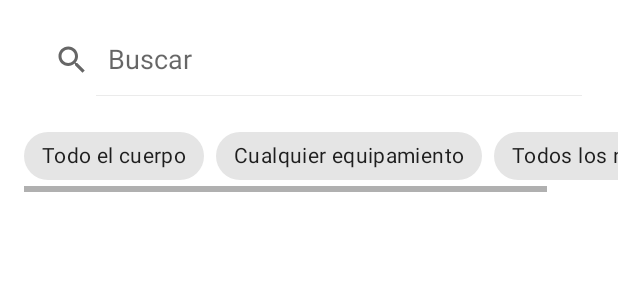
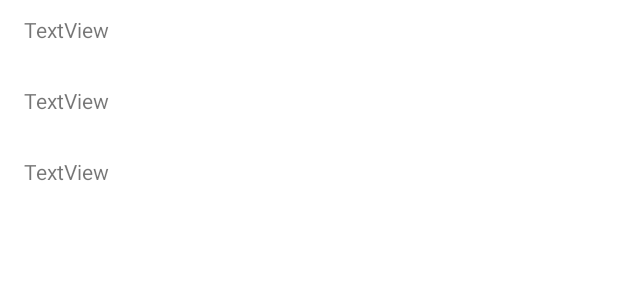
Before and after one commit to aperher/android-gym-routines, an Android app: the layout fragment_routines.xml on its own in the app's theme, with its tools: preview values and no code run, on a phone screen of 412 x 824 dp. Shown: the top 300 px of the screen. Run offline under Robolectric (Android 15) with nearby library versions, the phone set to English and light mode, and no system bars.

Commit message:
Quitado el NestedScrollView y metido el buscador y filtro dentro del recyclerview. Más eficiente

```diff
--- a/app/src/main/java/com/example/gymroutines/model/RoutineItem.kt
+++ /dev/null
@@ -1,3 +0,0 @@
-package com.example.gymroutines.model
-
-data class RoutineItem(val id: String, val title: String, val image: String)
--- a/app/src/main/java/com/example/gymroutines/model/SliderItem.kt
+++ b/app/src/main/java/com/example/gymroutines/model/SliderItem.kt
@@ -1,3 +1,5 @@
 package com.example.gymroutines.model
 
-data class SliderItem(val id: String, val title: String, val routinesList : List<RoutineItem>)
+data class SliderItem(val id: String, val title: String, val routinesList : List<RoutineItem>) {
+    data class RoutineItem(val id: String, val title: String, val image: String)
+}
--- a/app/src/main/java/com/example/gymroutines/ui/Home/routineDetails/RoutineDetails.kt
+++ b/app/src/main/java/com/example/gymroutines/ui/Home/routineDetails/RoutineDetailsFragment.kt
@@ -5,8 +5,10 @@ import android.view.View
 import androidx.fragment.app.Fragment
 import com.example.gymroutines.R
 import com.example.gymroutines.databinding.FragmentRoutineDetailsBinding
+import dagger.hilt.android.AndroidEntryPoint
 
-class RoutineDetails : Fragment(R.layout.fragment_routine_details) {
+@AndroidEntryPoint
+class RoutineDetailsFragment : Fragment(R.layout.fragment_routine_details) {
     private var _binding : FragmentRoutineDetailsBinding? = null
     private val binding get() = _binding!!
 
--- a/app/src/main/java/com/example/gymroutines/ui/Home/routines/RoutinesViewModel.kt
+++ b/app/src/main/java/com/example/gymroutines/ui/Home/routines/RoutinesViewModel.kt
@@ -4,8 +4,11 @@ import androidx.lifecycle.LiveData
 import androidx.lifecycle.MutableLiveData
 import androidx.lifecycle.ViewModel
 import com.example.gymroutines.utils.Event
+import dagger.hilt.android.lifecycle.HiltViewModel
+import javax.inject.Inject
 
-class RoutinesViewModel : ViewModel() {
+@HiltViewModel
+class RoutinesViewModel @Inject constructor() : ViewModel() {
     private var _goToRoutineDetails = MutableLiveData<Event<String>>()
     val goToRoutineDetails: LiveData<Event<String>> get() = _goToRoutineDetails
 
--- a/app/src/main/res/layout/fragment_routines.xml
+++ b/app/src/main/res/layout/fragment_routines.xml
@@ -1,73 +1,16 @@
 <?xml version="1.0" encoding="utf-8"?>
-<androidx.core.widget.NestedScrollView
-    xmlns:android="http://schemas.android.com/apk/res/android"
+<androidx.appcompat.widget.LinearLayoutCompat xmlns:android="http://schemas.android.com/apk/res/android"
     xmlns:app="http://schemas.android.com/apk/res-auto"
     android:layout_width="match_parent"
     android:layout_height="match_parent"
-    android:fillViewport="true" >
-
-    <androidx.appcompat.widget.LinearLayoutCompat
-        android:layout_width="match_parent"
-        android:layout_height="wrap_content"
+    xmlns:tools="http://schemas.android.com/tools"
     android:orientation="vertical">
-
-        <androidx.appcompat.widget.SearchView
-            android:id="@+id/searchView"
-            android:layout_width="match_parent"
-            android:layout_height="48dp"
-            android:layout_margin="16dp"
-            android:ems="10"
-            android:inputType="textPersonName"
-            app:defaultQueryHint="Buscar"
-            app:iconifiedByDefault="false"
-            app:layout_constraintEnd_toEndOf="parent"
-            app:layout_constraintStart_toStartOf="parent"
-            app:layout_constraintTop_toTopOf="parent"
-            app:queryHint="Buscar" />
-
-        <HorizontalScrollView
-            android:id="@+id/horizontalScrollView"
-            android:layout_width="match_parent"
-            android:layout_height="wrap_content"
-            android:layout_marginStart="16dp"
-            app:layout_constraintEnd_toEndOf="parent"
-            app:layout_constraintStart_toStartOf="@+id/searchView"
-            app:layout_constraintTop_toBottomOf="@+id/searchView">
-
-            <com.google.android.material.chip.ChipGroup
-                android:layout_width="match_parent"
-                android:layout_height="wrap_content">
-
-                <com.google.android.material.chip.Chip
-                    android:id="@+id/chip5"
-                    android:layout_width="wrap_content"
-                    android:layout_height="wrap_content"
-                    android:text="Todo el cuerpo" />
-
-                <com.google.android.material.chip.Chip
-                    android:id="@+id/chip3"
-                    android:layout_width="wrap_content"
-                    android:layout_height="wrap_content"
-                    android:text="Cualquier equipamiento" />
-
-                <com.google.android.material.chip.Chip
-                    android:id="@+id/chip4"
-                    android:layout_width="wrap_content"
-                    android:layout_height="wrap_content"
-                    android:text="Todos los niveles" />
-            </com.google.android.material.chip.ChipGroup>
-        </HorizontalScrollView>
 
     <androidx.recyclerview.widget.RecyclerView
         android:id="@+id/recyclerView"
         android:layout_width="match_parent"
         android:layout_height="match_parent"
-            android:layout_marginStart="16dp"
         app:layoutManager="androidx.recyclerview.widget.LinearLayoutManager"
-            app:layout_constraintBottom_toBottomOf="parent"
-            app:layout_constraintEnd_toEndOf="parent"
-            app:layout_constraintStart_toStartOf="parent"
-            app:layout_constraintTop_toBottomOf="@+id/horizontalScrollView" />
+        tools:listitem="@layout/routine_slider_item"/>
 
 </androidx.appcompat.widget.LinearLayoutCompat>
-</androidx.core.widget.NestedScrollView>
--- a/app/src/main/res/layout/routine_slider_item.xml
+++ b/app/src/main/res/layout/routine_slider_item.xml
@@ -4,7 +4,8 @@
     xmlns:tools="http://schemas.android.com/tools"
     android:layout_width="match_parent"
     android:layout_height="wrap_content"
-    android:paddingVertical="10dp">
+    android:paddingVertical="10dp"
+    android:paddingStart="16dp">
 
     <TextView
         android:id="@+id/tvSliderTitle"
@@ -23,5 +24,7 @@
         app:layoutManager="androidx.recyclerview.widget.LinearLayoutManager"
         app:layout_constraintEnd_toEndOf="parent"
         app:layout_constraintStart_toStartOf="@+id/tvSliderTitle"
-        app:layout_constraintTop_toBottomOf="@+id/tvSliderTitle" />
+        app:layout_constraintTop_toBottomOf="@+id/tvSliderTitle"
+        tools:listitem="@layout/routine_item"/>
+
 </androidx.constraintlayout.widget.ConstraintLayout>
--- a/app/src/main/res/navigation/home_nav.xml
+++ b/app/src/main/res/navigation/home_nav.xml
@@ -25,7 +25,7 @@
         tools:layout="@layout/fragment_profile" />
     <fragment
         android:id="@+id/routineDetails"
-        android:name="com.example.gymroutines.ui.Home.routineDetails.RoutineDetails"
+        android:name="com.example.gymroutines.ui.Home.routineDetails.RoutineDetailsFragment"
         android:label="RoutineDetails"
         tools:layout="@layout/fragment_routine_details"/>
 </navigation>
```
Also changed, not shown: app/src/main/java/com/example/gymroutines/ui/Home/routines/RoutinesAdapter.kt (deleted, +0 -41 lines), app/src/main/java/com/example/gymroutines/ui/Home/routines/RoutinesCatalogAdapter.kt (added, +80 -0 lines), app/src/main/java/com/example/gymroutines/ui/Home/routines/RoutinesFragment.kt (+51 -38 lines), app/src/main/java/com/example/gymroutines/ui/Home/routines/RoutinesSliderAdapter.kt (+5 -7 lines), app/src/main/res/layout/header_search_item.xml (added, +46 -0 lines). Lines whose indentation alone changed are shown as unchanged.
